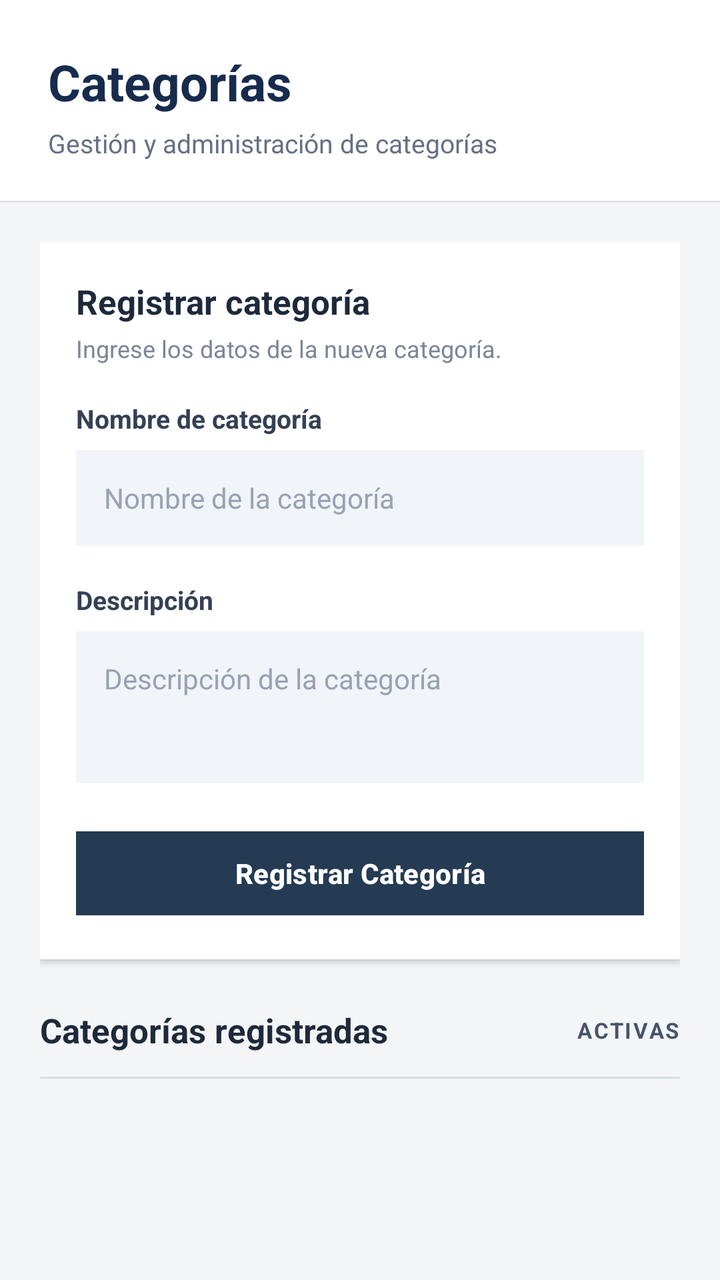
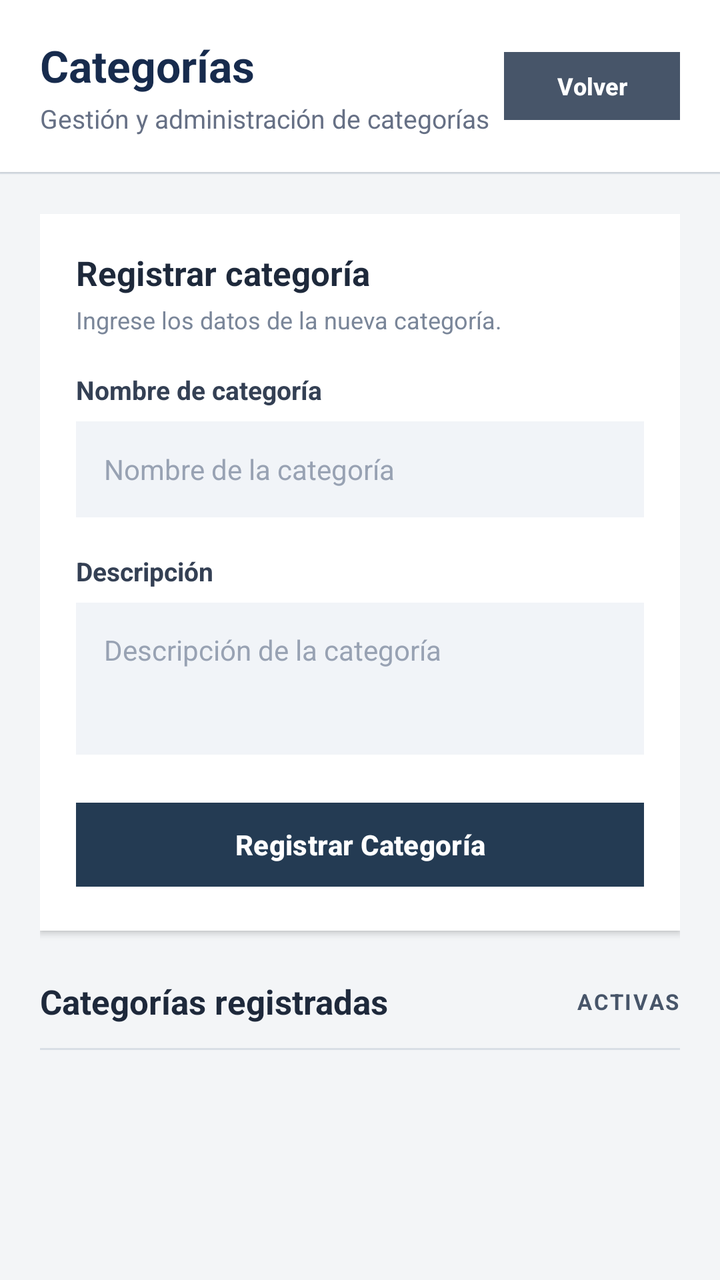

Before-and-after screenshots of an Android layout around one commit, followed by the original layout XML and the change that was made.
<!-- AndroidManifest.xml: application theme Theme.SistemaDeBodega -->
<!-- res/layout/activity_categorias.xml -->
<?xml version="1.0" encoding="utf-8"?>
<LinearLayout
    xmlns:android="http://schemas.android.com/apk/res/android"
    android:layout_width="match_parent"
    android:layout_height="match_parent"
    android:orientation="vertical"
    android:background="#F3F5F7">

    
    <LinearLayout
        android:layout_width="match_parent"
        android:layout_height="wrap_content"
        android:orientation="vertical"
        android:background="#FFFFFF"
        android:paddingStart="24dp"
        android:paddingEnd="24dp"
        android:paddingTop="24dp"
        android:paddingBottom="20dp">

        <TextView
            android:layout_width="match_parent"
            android:layout_height="wrap_content"
            android:text="@string/cat_titulo"
            android:textColor="#172B4D"
            android:textSize="25sp"
            android:textStyle="bold" />

        <TextView
            android:layout_width="match_parent"
            android:layout_height="wrap_content"
            android:layout_marginTop="5dp"
            android:text="Gestión y administración de categorías"
            android:textColor="#667085"
            android:textSize="13sp" />

    </LinearLayout>

    
    <View
        android:layout_width="match_parent"
        android:layout_height="1dp"
        android:background="#DDE3EA" />

    
    <LinearLayout
        android:layout_width="match_parent"
        android:layout_height="0dp"
        android:layout_weight="1"
        android:orientation="vertical"
        android:padding="20dp">

        
        <LinearLayout
            android:layout_width="match_parent"
            android:layout_height="wrap_content"
            android:orientation="vertical"
            android:background="#FFFFFF"
            android:padding="18dp"
            android:elevation="2dp">

            
            <TextView
                android:layout_width="match_parent"
                android:layout_height="wrap_content"
                android:text="Registrar categoría"
                android:textColor="#1E293B"
                android:textSize="17sp"
                android:textStyle="bold" />

            <TextView
                android:layout_width="match_parent"
                android:layout_height="wrap_content"
                android:layout_marginTop="4dp"
                android:layout_marginBottom="18dp"
                android:text="Ingrese los datos de la nueva categoría."
                android:textColor="#7A8699"
                android:textSize="12sp" />

            
            <TextView
                android:layout_width="match_parent"
                android:layout_height="wrap_content"
                android:text="Nombre de categoría"
                android:textColor="#344054"
                android:textSize="13sp"
                android:textStyle="bold"
                android:layout_marginBottom="7dp" />

            <EditText
                android:id="@+id/etNombreCategoriaReg"
                android:layout_width="match_parent"
                android:layout_height="48dp"
                android:background="#F1F4F8"
                android:hint="@string/hint_nombre_categoria"
                android:inputType="textCapSentences"
                android:singleLine="true"
                android:paddingStart="14dp"
                android:paddingEnd="14dp"
                android:textColor="#1E293B"
                android:textColorHint="#98A2B3"
                android:textSize="14sp"
                android:layout_marginBottom="18dp" />

            
            <TextView
                android:layout_width="match_parent"
                android:layout_height="wrap_content"
                android:text="Descripción"
                android:textColor="#344054"
                android:textSize="13sp"
                android:textStyle="bold"
                android:layout_marginBottom="7dp" />

            <EditText
                android:id="@+id/etDescCategoriaReg"
                android:layout_width="match_parent"
                android:layout_height="76dp"
                android:background="#F1F4F8"
                android:hint="@string/hint_desc_categoria"
                android:inputType="textCapSentences|textMultiLine"
                android:gravity="top|start"
                android:padding="14dp"
                android:textColor="#1E293B"
                android:textColorHint="#98A2B3"
                android:textSize="14sp"
                android:layout_marginBottom="20dp" />

            
            <Button
                android:id="@+id/btnRegistrarCategoria"
                android:layout_width="match_parent"
                android:layout_height="50dp"
                android:backgroundTint="#243B53"
                android:text="@string/btn_registrar_categoria"
                android:textAllCaps="false"
                android:textColor="#FFFFFF"
                android:textSize="14sp"
                android:textStyle="bold"
                android:elevation="0dp" />

        </LinearLayout>

        
        <LinearLayout
            android:layout_width="match_parent"
            android:layout_height="wrap_content"
            android:orientation="horizontal"
            android:gravity="center_vertical"
            android:layout_marginTop="24dp"
            android:layout_marginBottom="12dp">

            <TextView
                android:layout_width="0dp"
                android:layout_height="wrap_content"
                android:layout_weight="1"
                android:text="Categorías registradas"
                android:textColor="#1E293B"
                android:textSize="17sp"
                android:textStyle="bold" />

            <TextView
                android:layout_width="wrap_content"
                android:layout_height="wrap_content"
                android:text="ACTIVAS"
                android:textColor="#475569"
                android:textSize="11sp"
                android:textStyle="bold"
                android:letterSpacing="0.08" />

        </LinearLayout>

        
        <View
            android:layout_width="match_parent"
            android:layout_height="1dp"
            android:background="#D8DEE6"
            android:layout_marginBottom="12dp" />

        
        <androidx.recyclerview.widget.RecyclerView
            android:id="@+id/rvCategorias"
            android:layout_width="match_parent"
            android:layout_height="0dp"
            android:layout_weight="1"
            android:clipToPadding="false"
            android:paddingBottom="12dp" />

    </LinearLayout>

</LinearLayout>
<!-- resources referenced by this layout -->
<resources>
  <string name="btn_registrar_categoria">Registrar Categoría</string>
  <string name="cat_titulo">Categorías</string>
  <string name="hint_desc_categoria">Descripción de la categoría</string>
  <string name="hint_nombre_categoria">Nombre de la categoría</string>
  <style name="Theme.SistemaDeBodega" parent="Base.Theme.SistemaDeBodega" />
  <style name="Base.Theme.SistemaDeBodega" parent="Theme.Material3.DayNight.NoActionBar">
  
          
          <item name="materialButtonStyle">@style/BotonCuadrado</item>
  
      </style>
  <style name="BotonCuadrado" parent="Widget.Material3.Button">
  
          <item name="cornerRadius">0dp</item>
  
      </style>
</resources>

<!-- the commit's change to res/layout/activity_categorias.xml (unified diff, before → after) -->
@@ -10,28 +10,49 @@
     <LinearLayout
         android:layout_width="match_parent"
         android:layout_height="wrap_content"
-        android:orientation="vertical"
+        android:orientation="horizontal"
+        android:gravity="center_vertical"
         android:background="#FFFFFF"
-        android:paddingStart="24dp"
-        android:paddingEnd="24dp"
-        android:paddingTop="24dp"
-        android:paddingBottom="20dp">
-
-        <TextView
-            android:layout_width="match_parent"
+        android:paddingStart="20dp"
+        android:paddingEnd="20dp"
+        android:paddingTop="18dp"
+        android:paddingBottom="18dp"
+        android:elevation="1dp">
+
+        <LinearLayout
+            android:layout_width="0dp"
             android:layout_height="wrap_content"
-            android:text="@string/cat_titulo"
-            android:textColor="#172B4D"
-            android:textSize="25sp"
+            android:layout_weight="1"
+            android:orientation="vertical">
+
+            <TextView
+                android:layout_width="match_parent"
+                android:layout_height="wrap_content"
+                android:text="@string/cat_titulo"
+                android:textColor="#172B4D"
+                android:textSize="22sp"
+                android:textStyle="bold" />
+
+            <TextView
+                android:layout_width="match_parent"
+                android:layout_height="wrap_content"
+                android:layout_marginTop="3dp"
+                android:text="Gestión y administración de categorías"
+                android:textColor="#667085"
+                android:textSize="13sp" />
+
+        </LinearLayout>
+
+        <Button
+            android:id="@+id/btnVolverCategorias"
+            android:layout_width="wrap_content"
+            android:layout_height="42dp"
+            android:backgroundTint="#475569"
+            android:text="Volver"
+            android:textAllCaps="false"
+            android:textColor="#FFFFFF"
+            android:textSize="12sp"
             android:textStyle="bold" />
-
-        <TextView
-            android:layout_width="match_parent"
-            android:layout_height="wrap_content"
-            android:layout_marginTop="5dp"
-            android:text="Gestión y administración de categorías"
-            android:textColor="#667085"
-            android:textSize="13sp" />
 
     </LinearLayout>
 
